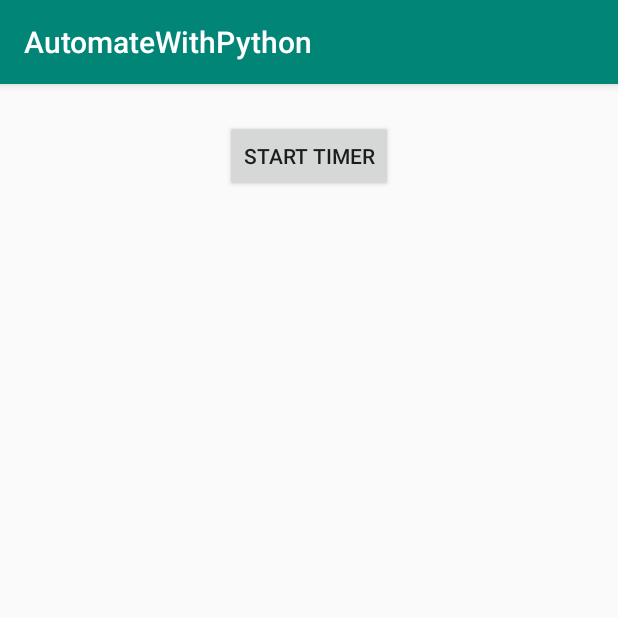
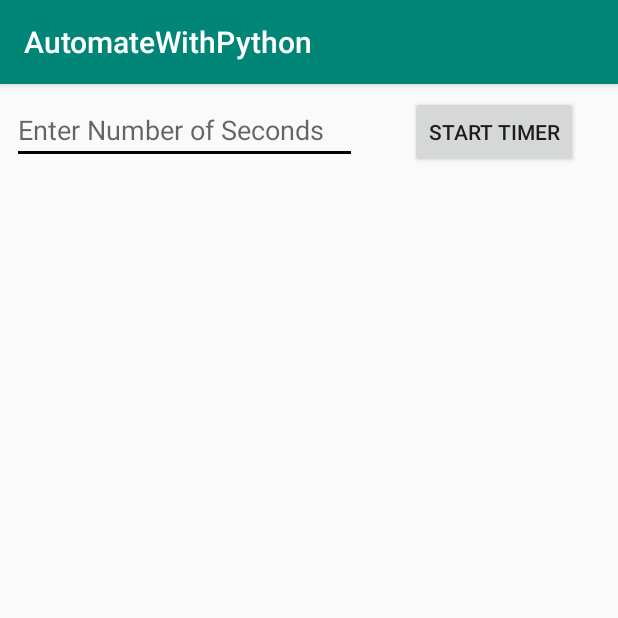
Before and after one commit to theapphideaway/AutomateWithPython, an Android app: the ChapterFifteenActivity screen opened directly, with no data from a screen before it, on a phone screen of 412 x 824 dp, the top half of it. Run offline under Robolectric (Android 15) with nearby library versions, the phone set to English and light mode, and no system bars; libraries missing offline, so code that uses them is left out: com.chaquo.python.

Commit message:
Finished chapter 16

```diff
--- a/app/build.gradle
+++ b/app/build.gradle
@@ -25,6 +25,7 @@
                 install "openpyxl==2.5.12"
                 install "python-docx==0.8.7"
                 install "PyPDF2==1.26.0"
+                install "twilio==6.0"
 
             }
         }
--- a/app/src/main/AndroidManifest.xml
+++ b/app/src/main/AndroidManifest.xml
@@ -52,6 +52,8 @@
         </activity>
         <activity android:name=".Chapters.ChapterFifteenActivity">
         </activity>
+        <activity android:name=".Chapters.ChapterSixteenActivity">
+        </activity>
     </application>
 
 </manifest>
--- a/app/src/main/java/com/theapphideaway/automatewithpython/ChapterAdapter.kt
+++ b/app/src/main/java/com/theapphideaway/automatewithpython/ChapterAdapter.kt
@@ -91,6 +91,10 @@
                     var intent = Intent(context, ChapterFifteenActivity::class.java)
                     startActivity(context,intent, null)
                 }
+                holder.itemView.chapter.text.toString() == "Chapter 16" -> {
+                    var intent = Intent(context, ChapterSixteenActivity::class.java)
+                    startActivity(context,intent, null)
+                }
             }
 
         }
--- a/app/src/main/java/com/theapphideaway/automatewithpython/Chapters/ChapterFifteenActivity.kt
+++ b/app/src/main/java/com/theapphideaway/automatewithpython/Chapters/ChapterFifteenActivity.kt
@@ -2,12 +2,25 @@
 
 import android.support.v7.app.AppCompatActivity
 import android.os.Bundle
+import android.widget.Toast
+import com.chaquo.python.Python
 import com.theapphideaway.automatewithpython.R
+import kotlinx.android.synthetic.main.activity_chapter_fifteen.*
 
 class ChapterFifteenActivity : AppCompatActivity() {
+
+    val py = Python.getInstance()
+    var pyClass = py.getModule("ChapterFifteen")
 
     override fun onCreate(savedInstanceState: Bundle?) {
         super.onCreate(savedInstanceState)
         setContentView(R.layout.activity_chapter_fifteen)
+
+        timer_button.setOnClickListener {
+
+            var result = pyClass.callAttr("timer", timer_edit_text.text.toString()).toString()
+
+            Toast.makeText(this, result, Toast.LENGTH_LONG).show()
+        }
     }
 }
--- a/app/src/main/res/layout/activity_chapter_eight.xml
+++ b/app/src/main/res/layout/activity_chapter_eight.xml
@@ -12,7 +12,7 @@
             android:layout_width="299dp"
             android:layout_height="48dp"
             android:id="@+id/button"
-            android:layout_marginTop="16dp" app:layout_constraintTop_toBottomOf="@+id/content_edit_text"
+            android:layout_marginTop="16dp" app:layout_constraintTop_toBottomOf="@+id/body_edit_text"
             app:layout_constraintStart_toStartOf="parent" android:layout_marginStart="8dp"
             app:layout_constraintEnd_toEndOf="parent" android:layout_marginEnd="8dp"/>
     <Button
@@ -37,7 +37,7 @@
             android:layout_height="164dp"
             android:inputType="textPersonName"
             android:ems="10"
-            android:id="@+id/content_edit_text" android:layout_marginStart="8dp"
+            android:id="@+id/body_edit_text" android:layout_marginStart="8dp"
             app:layout_constraintStart_toStartOf="parent" android:layout_marginEnd="8dp"
             app:layout_constraintEnd_toEndOf="parent" android:layout_marginTop="8dp"
             app:layout_constraintTop_toBottomOf="@+id/title_edit_text" android:gravity="top" android:hint="Content"/>
--- a/app/src/main/res/layout/activity_chapter_fifteen.xml
+++ b/app/src/main/res/layout/activity_chapter_fifteen.xml
@@ -11,7 +11,16 @@
             android:text="Start Timer"
             android:layout_width="wrap_content"
             android:layout_height="wrap_content"
-            android:id="@+id/timer" app:layout_constraintStart_toStartOf="parent" android:layout_marginStart="8dp"
-            android:layout_marginTop="24dp" app:layout_constraintTop_toTopOf="parent"
-            app:layout_constraintEnd_toEndOf="parent" android:layout_marginEnd="8dp"/>
+            android:id="@+id/timer_button"
+            app:layout_constraintEnd_toEndOf="parent"
+            app:layout_constraintStart_toEndOf="@+id/timer_edit_text"
+            android:layout_marginStart="8dp" android:layout_marginTop="8dp" app:layout_constraintTop_toTopOf="parent"/>
+    <EditText
+            android:layout_width="230dp"
+            android:layout_height="wrap_content"
+            android:inputType="number"
+            android:ems="10"
+            android:id="@+id/timer_edit_text" android:layout_marginStart="8dp"
+            app:layout_constraintStart_toStartOf="parent" android:layout_marginTop="8dp"
+            app:layout_constraintTop_toTopOf="parent" android:hint="Enter Number of Seconds"/>
 </android.support.constraint.ConstraintLayout>
```
Also changed, not shown: app/src/main/java/com/theapphideaway/automatewithpython/Chapters/ChapterEightActivity.kt (+1 -7 lines), app/src/main/java/com/theapphideaway/automatewithpython/Chapters/ChapterSixteenActivity.kt (added, +32 -0 lines), app/src/main/res/layout/activity_chapter_sixteen.xml (added, +67 -0 lines), 2 other files.
